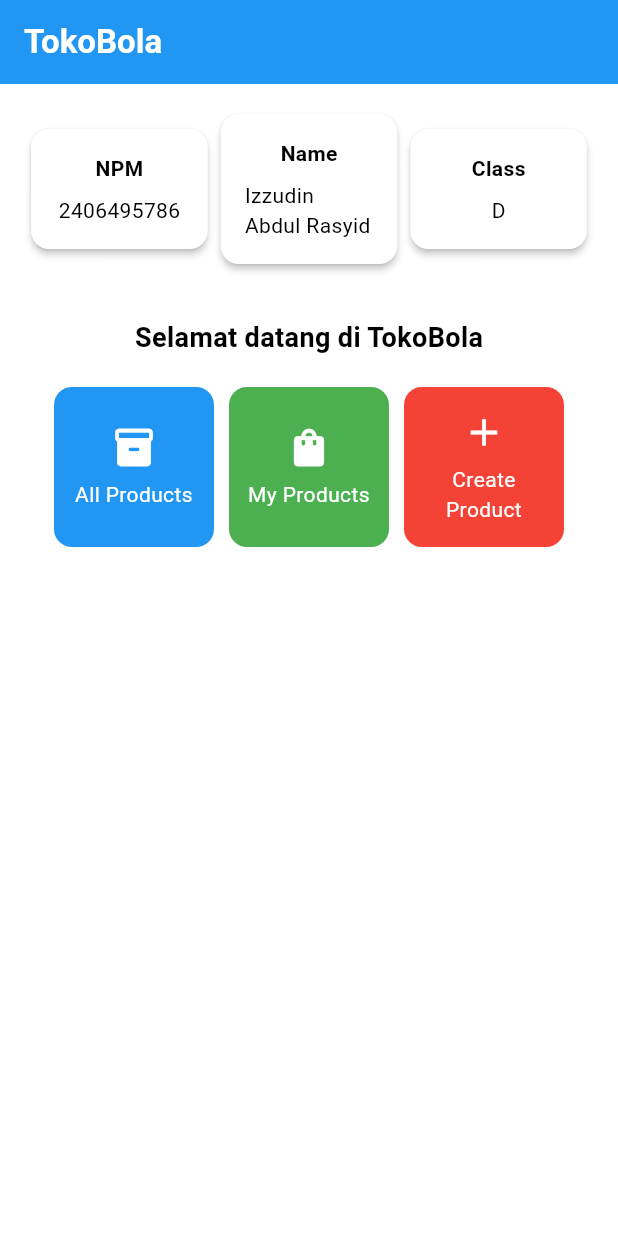
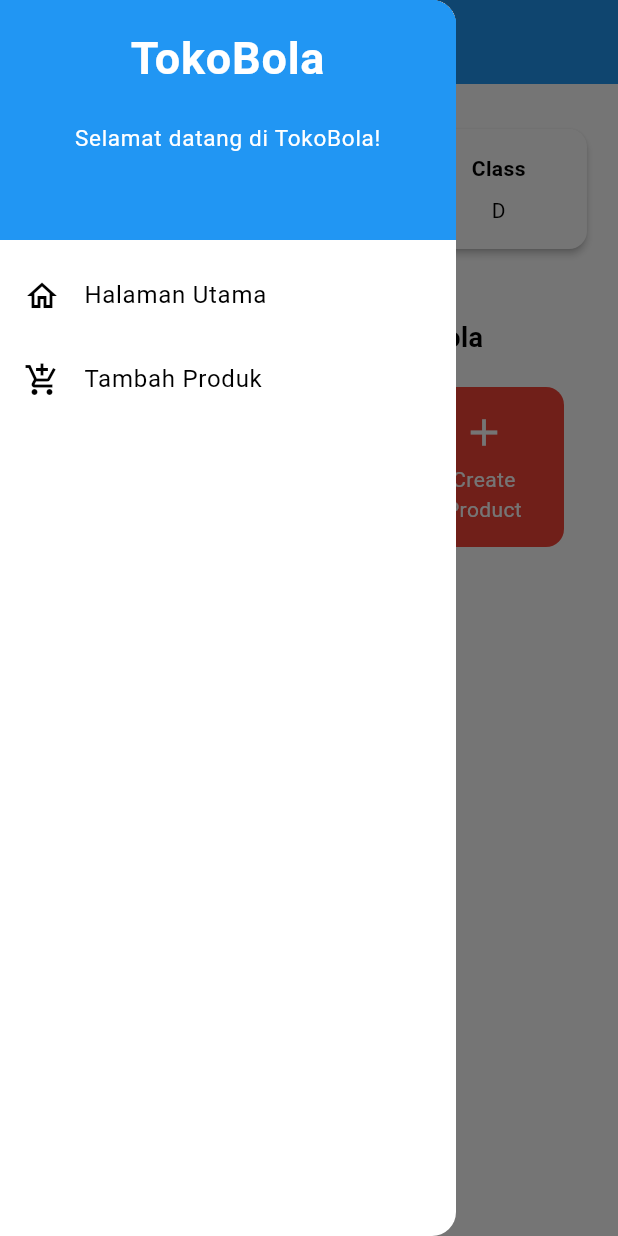
Before and after one commit to Acid-aja/tokobola-mobile, a Flutter app: the screen it shows after launch, with the side drawer open (before the commit the screen has no drawer), on a phone screen of 412 x 824 dp. Run offline on Flutter 3.47's test engine with Material 3 defaults, Android fonts, the phone set to English and light mode, and no system bars.

Commit message:
inisiasi untuk TUGAS 8

```diff
--- a/lib/menu.dart
+++ b/lib/menu.dart
@@ -1,4 +1,6 @@
 import 'package:flutter/material.dart';
+import 'package:tokobola/product_form.dart';
+import 'package:tokobola/widgets/left_drawer.dart';
 
 class MyHomePage extends StatelessWidget {
   const MyHomePage({super.key});
@@ -22,14 +24,13 @@
         // Judul aplikasi "TokoBola" dengan teks putih dan tebal.
         title: const Text(
           'TokoBola',
-          style: TextStyle(
-            color: Colors.white,
-            fontWeight: FontWeight.bold,
-          ),
+          style: TextStyle(color: Colors.white, fontWeight: FontWeight.bold),
         ),
         // Warna latar belakang AppBar diambil dari skema warna tema aplikasi.
         backgroundColor: Theme.of(context).colorScheme.primary,
+        iconTheme: const IconThemeData(color: Colors.white),
       ),
+      drawer: const LeftDrawer(),
       // Body halaman dengan padding di sekelilingnya.
       body: SingleChildScrollView(
         padding: const EdgeInsets.all(16.0),
@@ -54,7 +55,6 @@
             Center(
               child: Column(
                 // Menyusun teks dan grid item secara vertikal.
-
                 children: [
                   // Menampilkan teks sambutan dengan gaya tebal dan ukuran 18.
                   const Padding(
@@ -145,8 +145,18 @@
           ScaffoldMessenger.of(context)
             ..hideCurrentSnackBar()
             ..showSnackBar(
-                SnackBar(content: Text("Kamu telah menekan tombol ${item.name}!"))
+              SnackBar(
+                content: Text("Kamu telah menekan tombol ${item.name}!"),
+              ),
             );
+
+          // mengarahkan tombol create product ke productformpage
+          if (item.name == "Create Product") {
+            Navigator.push(
+              context,
+              MaterialPageRoute(builder: (context) => const ProductFormPage()),
+            );
+          }
         },
         // Container untuk menyimpan Icon dan Text
         child: Container(
@@ -156,11 +166,7 @@
               // Menyusun ikon dan teks di tengah kartu.
               mainAxisAlignment: MainAxisAlignment.center,
               children: [
-                Icon(
-                  item.icon,
-                  color: Colors.white,
-                  size: 30.0,
-                ),
+                Icon(item.icon, color: Colors.white, size: 30.0),
                 const Padding(padding: EdgeInsets.all(3)),
                 Text(
                   item.name,
--- /dev/null
+++ b/lib/widgets/left_drawer.dart
@@ -0,0 +1,69 @@
+import 'package:flutter/material.dart';
+import 'package:tokobola/menu.dart';
+import 'package:tokobola/product_form.dart'; // Impor halaman form
+
+class LeftDrawer extends StatelessWidget {
+  const LeftDrawer({super.key});
+
+  @override
+  Widget build(BuildContext context) {
+    return Drawer(
+      child: ListView(
+        children: [
+          const DrawerHeader(
+            decoration: BoxDecoration(
+              color: Colors
+                  .blue, // Sesuaikan dengan warna AppBar
+            ),
+            child: Column(
+              children: [
+                Text(
+                  'TokoBola', //
+                  textAlign: TextAlign.center,
+                  style: TextStyle(
+                    fontSize: 30,
+                    fontWeight: FontWeight.bold,
+                    color: Colors.white,
+                  ),
+                ),
+                Padding(padding: EdgeInsets.all(10)),
+                Text(
+                  "Selamat datang di TokoBola!",
+                  textAlign: TextAlign.center,
+                  style: TextStyle(
+                    fontSize: 15,
+                    color: Colors.white,
+                    fontWeight: FontWeight.normal,
+                  ),
+                ),
+              ],
+            ),
+          ),
+          ListTile(
+            leading: const Icon(Icons.home_outlined),
+            title: const Text('Halaman Utama'),
+            // Navigasi ke Halaman Utama
+            onTap: () {
+              Navigator.pushReplacement(
+                context,
+                MaterialPageRoute(builder: (context) => MyHomePage()),
+              );
+            },
+          ),
+          ListTile(
+            leading: const Icon(Icons.add_shopping_cart),
+            title: const Text('Tambah Produk'),
+            // Navigasi ke Halaman Form Tambah Produk
+            onTap: () {
+              Navigator.pushReplacement(
+                context,
+                MaterialPageRoute(
+                    builder: (context) => const ProductFormPage()),
+              );
+            },
+          ),
+        ],
+      ),
+    );
+  }
+}
```
Also changed, not shown: lib/product_form.dart (added, +245 -0 lines).
